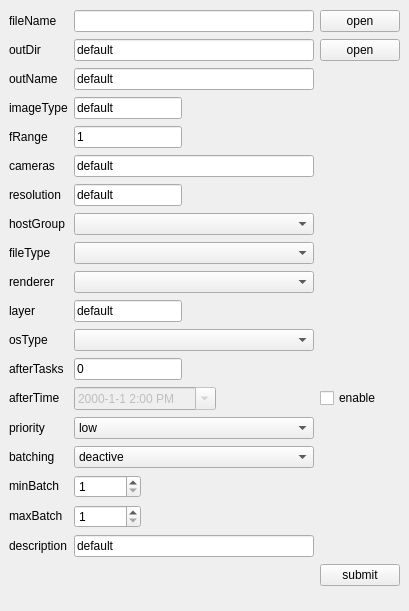
Before: the Qt Designer form rbhusUI/lib/rbhusSubmitMod.ui in aumanimationstudios/rbhus, drawn with Qt 5.
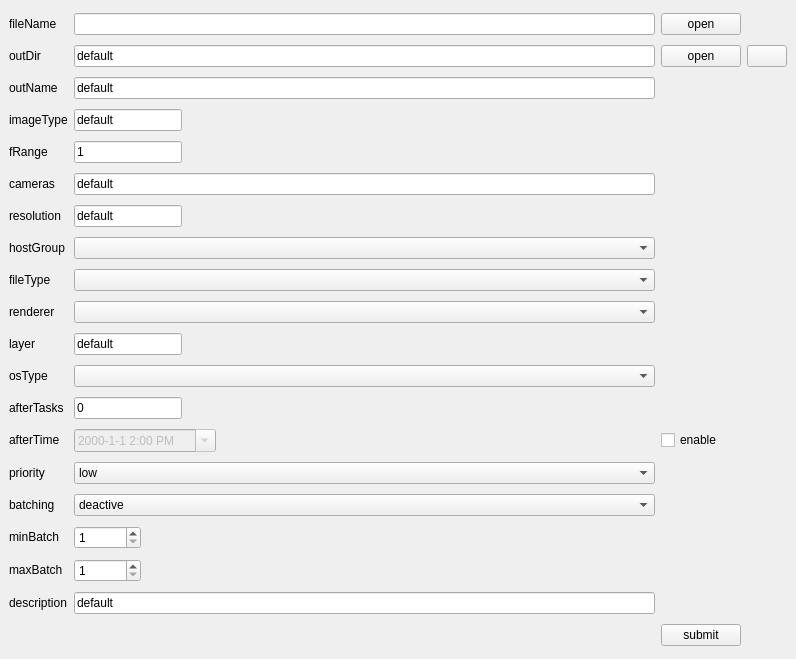
After: the same form once the commit is applied.

```diff
--- a/rbhusUI/lib/rbhusSubmitMod.ui
+++ b/rbhusUI/lib/rbhusSubmitMod.ui
@@ -6,8 +6,8 @@
    <rect>
     <x>0</x>
     <y>0</y>
-    <width>409</width>
-    <height>611</height>
+    <width>796</width>
+    <height>659</height>
    </rect>
   </property>
   <property name="windowTitle">
@@ -15,7 +15,97 @@
   </property>
   <widget class="QWidget" name="centralwidget">
    <layout class="QGridLayout" name="gridLayout">
+    <item row="15" column="1">
+     <widget class="QDateTimeEdit" name="afterTimeEdit">
+      <property name="enabled">
+       <bool>false</bool>
+      </property>
+      <property name="sizePolicy">
+       <sizepolicy hsizetype="Fixed" vsizetype="Fixed">
+        <horstretch>0</horstretch>
+        <verstretch>0</verstretch>
+       </sizepolicy>
+      </property>
+      <property name="time">
+       <time>
+        <hour>14</hour>
+        <minute>0</minute>
+        <second>0</second>
+       </time>
+      </property>
+      <property name="currentSection">
+       <enum>QDateTimeEdit::YearSection</enum>
+      </property>
+      <property name="displayFormat">
+       <string>yyyy-M-d h:mm A</string>
+      </property>
+      <property name="calendarPopup">
+       <bool>true</bool>
+      </property>
+     </widget>
+    </item>
+    <item row="0" column="1">
+     <widget class="QLineEdit" name="lineEditFileName">
+      <property name="sizePolicy">
+       <sizepolicy hsizetype="MinimumExpanding" vsizetype="Fixed">
+        <horstretch>0</horstretch>
+        <verstretch>0</verstretch>
+       </sizepolicy>
+      </property>
+      <property name="toolTip">
+       <string/>
+      </property>
+      <property name="whatsThis">
+       <string>comma seperated list of files to render</string>
+      </property>
+      <property name="dragEnabled">
+       <bool>true</bool>
+      </property>
+     </widget>
+    </item>
+    <item row="19" column="1">
+     <widget class="QSpinBox" name="spinMinBatch">
+      <property name="sizePolicy">
+       <sizepolicy hsizetype="Maximum" vsizetype="Fixed">
+        <horstretch>0</horstretch>
+        <verstretch>0</verstretch>
+       </sizepolicy>
+      </property>
+      <property name="minimum">
+       <number>1</number>
+      </property>
+      <property name="maximum">
+       <number>999999999</number>
+      </property>
+     </widget>
+    </item>
+    <item row="1" column="0">
+     <widget class="QLabel" name="labelOutDir">
+      <property name="sizePolicy">
+       <sizepolicy hsizetype="Maximum" vsizetype="Fixed">
+        <horstretch>0</horstretch>
+        <verstretch>0</verstretch>
+       </sizepolicy>
+      </property>
+      <property name="text">
+       <string>outDir</string>
+      </property>
+     </widget>
+    </item>
     <item row="12" column="0">
+     <widget class="QLabel" name="labelLayer">
+      <property name="sizePolicy">
+       <sizepolicy hsizetype="Maximum" vsizetype="Fixed">
+        <horstretch>0</horstretch>
+        <verstretch>0</verstretch>
+       </sizepolicy>
+      </property>
+      <property name="text">
+       <string>layer</string>
+      </property>
+     </widget>
+    </item>
+    <item row="13" column="0">
      <widget class="QLabel" name="labelOsType">
       <property name="sizePolicy">
        <sizepolicy hsizetype="Maximum" vsizetype="Fixed">
@@ -28,33 +118,18 @@
       </property>
      </widget>
     </item>
-    <item row="15" column="1">
-     <widget class="QComboBox" name="comboPrio">
+    <item row="13" column="1">
+     <widget class="QComboBox" name="comboOsType">
       <property name="sizePolicy">
        <sizepolicy hsizetype="MinimumExpanding" vsizetype="Fixed">
         <horstretch>0</horstretch>
         <verstretch>0</verstretch>
        </sizepolicy>
       </property>
-      <item>
-       <property name="text">
-        <string>low</string>
-       </property>
-      </item>
-      <item>
-       <property name="text">
-        <string>normal</string>
-       </property>
-      </item>
-      <item>
-       <property name="text">
-        <string>high</string>
-       </property>
-      </item>
      </widget>
     </item>
-    <item row="18" column="0">
-     <widget class="QLabel" name="labelMinBatch">
+    <item row="21" column="0">
+     <widget class="QLabel" name="labelDescription">
       <property name="sizePolicy">
        <sizepolicy hsizetype="Maximum" vsizetype="Fixed">
         <horstretch>0</horstretch>
@@ -62,11 +137,56 @@
        </sizepolicy>
       </property>
       <property name="text">
-       <string>minBatch</string>
+       <string>description</string>
       </property>
      </widget>
     </item>
-    <item row="3" column="0">
+    <item row="21" column="1">
+     <widget class="QLineEdit" name="lineEditDescription">
+      <property name="sizePolicy">
+       <sizepolicy hsizetype="MinimumExpanding" vsizetype="Fixed">
+        <horstretch>0</horstretch>
+        <verstretch>0</verstretch>
+       </sizepolicy>
+      </property>
+      <property name="text">
+       <string>default</string>
+      </property>
+      <property name="dragEnabled">
+       <bool>true</bool>
+      </property>
+     </widget>
+    </item>
+    <item row="6" column="1">
+     <widget class="QLineEdit" name="lineEditCameras">
+      <property name="sizePolicy">
+       <sizepolicy hsizetype="MinimumExpanding" vsizetype="Fixed">
+        <horstretch>0</horstretch>
+        <verstretch>0</verstretch>
+       </sizepolicy>
+      </property>
+      <property name="toolTip">
+       <string>comma seperated list of cameras to render</string>
+      </property>
+      <property name="text">
+       <string>default</string>
+      </property>
+     </widget>
+    </item>
+    <item row="15" column="0">
+     <widget class="QLabel" name="labelAfterTime">
+      <property name="sizePolicy">
+       <sizepolicy hsizetype="Maximum" vsizetype="Fixed">
+        <horstretch>0</horstretch>
+        <verstretch>0</verstretch>
+       </sizepolicy>
+      </property>
+      <property name="text">
+       <string>afterTime </string>
+      </property>
+     </widget>
+    </item>
+    <item row="4" column="0">
      <widget class="QLabel" name="labelImageType">
       <property name="sizePolicy">
        <sizepolicy hsizetype="Maximum" vsizetype="Fixed">
@@ -79,8 +199,8 @@
       </property>
      </widget>
     </item>
-    <item row="2" column="0">
-     <widget class="QLabel" name="labelImageName">
+    <item row="1" column="4">
+     <widget class="QPushButton" name="autoOutDir">
       <property name="sizePolicy">
        <sizepolicy hsizetype="Maximum" vsizetype="Fixed">
         <horstretch>0</horstretch>
@@ -88,11 +208,33 @@
        </sizepolicy>
       </property>
       <property name="text">
-       <string>outName</string>
+       <string/>
       </property>
+      <property name="iconSize">
+       <size>
+        <width>12</width>
+        <height>12</height>
+       </size>
+      </property>
      </widget>
     </item>
-    <item row="19" column="0">
+    <item row="12" column="1">
+     <widget class="QLineEdit" name="lineEditLayer">
+      <property name="sizePolicy">
+       <sizepolicy hsizetype="Maximum" vsizetype="Fixed">
+        <horstretch>0</horstretch>
+        <verstretch>0</verstretch>
+       </sizepolicy>
+      </property>
+      <property name="toolTip">
+       <string/>
+      </property>
+      <property name="text">
+       <string>default</string>
+      </property>
+     </widget>
+    </item>
+    <item row="20" column="0">
      <widget class="QLabel" name="labelMaxBatch">
       <property name="sizePolicy">
        <sizepolicy hsizetype="Maximum" vsizetype="Fixed">
@@ -105,8 +247,8 @@
       </property>
      </widget>
     </item>
-    <item row="11" column="0">
-     <widget class="QLabel" name="labelLayer">
+    <item row="7" column="1">
+     <widget class="QLineEdit" name="lineEditResolution">
       <property name="sizePolicy">
        <sizepolicy hsizetype="Maximum" vsizetype="Fixed">
         <horstretch>0</horstretch>
@@ -114,60 +256,133 @@
        </sizepolicy>
       </property>
       <property name="text">
-       <string>layer</string>
+       <string>default</string>
+      </property>
+     </widget>
+    </item>
+    <item row="8" column="1">
+     <widget class="QComboBox" name="comboHostGroup">
+      <property name="sizePolicy">
+       <sizepolicy hsizetype="Expanding" vsizetype="Fixed">
+        <horstretch>0</horstretch>
+        <verstretch>0</verstretch>
+       </sizepolicy>
+      </property>
+     </widget>
+    </item>
+    <item row="15" column="2">
+     <widget class="QCheckBox" name="checkAfterTime">
+      <property name="sizePolicy">
+       <sizepolicy hsizetype="Maximum" vsizetype="Fixed">
+        <horstretch>0</horstretch>
+        <verstretch>0</verstretch>
+       </sizepolicy>
+      </property>
+      <property name="text">
+       <string>enable</string>
+      </property>
+     </widget>
+    </item>
+    <item row="16" column="0">
+     <widget class="QLabel" name="labelPrio">
+      <property name="sizePolicy">
+       <sizepolicy hsizetype="Maximum" vsizetype="Fixed">
+        <horstretch>0</horstretch>
+        <verstretch>0</verstretch>
+       </sizepolicy>
+      </property>
+      <property name="text">
+       <string>priority</string>
+      </property>
+     </widget>
+    </item>
+    <item row="3" column="0">
+     <widget class="QLabel" name="labelImageName">
+      <property name="sizePolicy">
+       <sizepolicy hsizetype="Maximum" vsizetype="Fixed">
+        <horstretch>0</horstretch>
+        <verstretch>0</verstretch>
+       </sizepolicy>
+      </property>
+      <property name="text">
+       <string>outName</string>
+      </property>
+     </widget>
+    </item>
+    <item row="9" column="0">
+     <widget class="QLabel" name="labeFileType">
+      <property name="sizePolicy">
+       <sizepolicy hsizetype="Maximum" vsizetype="Fixed">
+        <horstretch>0</horstretch>
+        <verstretch>0</verstretch>
+       </sizepolicy>
+      </property>
+      <property name="text">
+       <string>fileType</string>
+      </property>
+     </widget>
+    </item>
+    <item row="14" column="1">
+     <widget class="QLineEdit" name="lineEditAfterTask">
+      <property name="sizePolicy">
+       <sizepolicy hsizetype="Maximum" vsizetype="Fixed">
+        <horstretch>0</horstretch>
+        <verstretch>0</verstretch>
+       </sizepolicy>
+      </property>
+      <property name="text">
+       <string>0</string>
       </property>
      </widget>
     </item>
     <item row="0" column="2">
      <widget class="QPushButton" name="pushFileName">
       <property name="sizePolicy">
-       <sizepolicy hsizetype="Minimum" vsizetype="Fixed">
-        <horstretch>0</horstretch>
-        <verstretch>0</verstretch>
-       </sizepolicy>
-      </property>
-      <property name="text">
-       <string>open</string>
-      </property>
-     </widget>
-    </item>
-    <item row="9" column="0">
-     <widget class="QLabel" name="labeRenderer">
-      <property name="sizePolicy">
        <sizepolicy hsizetype="Maximum" vsizetype="Fixed">
         <horstretch>0</horstretch>
         <verstretch>0</verstretch>
        </sizepolicy>
       </property>
       <property name="text">
-       <string>renderer</string>
-      </property>
-     </widget>
-    </item>
-    <item row="1" column="1">
-     <widget class="QLineEdit" name="lineEditOutDir">
-      <property name="sizePolicy">
-       <sizepolicy hsizetype="MinimumExpanding" vsizetype="Fixed">
-        <horstretch>0</horstretch>
-        <verstretch>0</verstretch>
-       </sizepolicy>
-      </property>
-      <property name="toolTip">
-       <string/>
-      </property>
-      <property name="whatsThis">
-       <string>output directory to dump files</string>
-      </property>
-      <property name="text">
-       <string>default</string>
-      </property>
-      <property name="dragEnabled">
-       <bool>true</bool>
+       <string>open</string>
       </property>
      </widget>
     </item>
     <item row="18" column="1">
-     <widget class="QSpinBox" name="spinMinBatch">
+     <widget class="QComboBox" name="comboBatching">
+      <property name="sizePolicy">
+       <sizepolicy hsizetype="MinimumExpanding" vsizetype="Fixed">
+        <horstretch>0</horstretch>
+        <verstretch>0</verstretch>
+       </sizepolicy>
+      </property>
+      <item>
+       <property name="text">
+        <string>deactive</string>
+       </property>
+      </item>
+      <item>
+       <property name="text">
+        <string>active</string>
+       </property>
+      </item>
+     </widget>
+    </item>
+    <item row="19" column="0">
+     <widget class="QLabel" name="labelMinBatch">
+      <property name="sizePolicy">
+       <sizepolicy hsizetype="Maximum" vsizetype="Fixed">
+        <horstretch>0</horstretch>
+        <verstretch>0</verstretch>
+       </sizepolicy>
+      </property>
+      <property name="text">
+       <string>minBatch</string>
+      </property>
+     </widget>
+    </item>
+    <item row="20" column="1">
+     <widget class="QSpinBox" name="spinMaxBatch">
       <property name="sizePolicy">
        <sizepolicy hsizetype="Maximum" vsizetype="Fixed">
         <horstretch>0</horstretch>
@@ -182,8 +397,30 @@
       </property>
      </widget>
     </item>
-    <item row="20" column="0">
-     <widget class="QLabel" name="labelDescription">
+    <item row="3" column="1">
+     <widget class="QLineEdit" name="lineEditOutName">
+      <property name="sizePolicy">
+       <sizepolicy hsizetype="MinimumExpanding" vsizetype="Fixed">
+        <horstretch>0</horstretch>
+        <verstretch>0</verstretch>
+       </sizepolicy>
+      </property>
+      <property name="toolTip">
+       <string>name of the image file. eg: wtf.png</string>
+      </property>
+      <property name="whatsThis">
+       <string>&lt;html&gt;&lt;head/&gt;&lt;body&gt;&lt;p&gt;name of the image file. eg: &lt;span style=&quot; font-weight:600;&quot;&gt;wtfigo.png&lt;/span&gt;&lt;/p&gt;&lt;/body&gt;&lt;/html&gt;</string>
+      </property>
+      <property name="text">
+       <string>default</string>
+      </property>
+      <property name="dragEnabled">
+       <bool>true</bool>
+      </property>
+     </widget>
+    </item>
+    <item row="5" column="0">
+     <widget class="QLabel" name="labelFrange">
       <property name="sizePolicy">
        <sizepolicy hsizetype="Maximum" vsizetype="Fixed">
         <horstretch>0</horstretch>
@@ -191,12 +428,12 @@
        </sizepolicy>
       </property>
       <property name="text">
-       <string>description</string>
+       <string>fRange     </string>
       </property>
      </widget>
     </item>
     <item row="7" column="0">
-     <widget class="QLabel" name="labelHostGroup">
+     <widget class="QLabel" name="labelResolution">
       <property name="sizePolicy">
        <sizepolicy hsizetype="Maximum" vsizetype="Fixed">
         <horstretch>0</horstretch>
@@ -204,24 +441,11 @@
        </sizepolicy>
       </property>
       <property name="text">
-       <string>hostGroup</string>
+       <string>resolution</string>
       </property>
      </widget>
     </item>
-    <item row="1" column="0">
-     <widget class="QLabel" name="labelOutDir">
-      <property name="sizePolicy">
-       <sizepolicy hsizetype="Maximum" vsizetype="Fixed">
-        <horstretch>0</horstretch>
-        <verstretch>0</verstretch>
-       </sizepolicy>
-      </property>
-      <property name="text">
-       <string>outDir</string>
-      </property>
-     </widget>
-    </item>
-    <item row="21" column="1">
+    <item row="22" column="1">
      <spacer name="horizontalSpacer">
       <property name="orientation">
        <enum>Qt::Horizontal</enum>
@@ -234,7 +458,116 @@
       </property>
      </spacer>
     </item>
-    <item row="13" column="0">
+    <item row="22" column="2">
+     <widget class="QPushButton" name="pushSubmit">
+      <property name="sizePolicy">
+       <sizepolicy hsizetype="Maximum" vsizetype="Fixed">
+        <horstretch>0</horstretch>
+        <verstretch>0</verstretch>
+       </sizepolicy>
+      </property>
+      <property name="text">
+       <string>submit</string>
+      </property>
+     </widget>
+    </item>
+    <item row="1" column="1">
+     <widget class="QLineEdit" name="lineEditOutDir">
+      <property name="sizePolicy">
+       <sizepolicy hsizetype="MinimumExpanding" vsizetype="Fixed">
+        <horstretch>0</horstretch>
+        <verstretch>0</verstretch>
+       </sizepolicy>
+      </property>
+      <property name="toolTip">
+       <string/>
+      </property>
+      <property name="whatsThis">
+       <string>output directory to dump files</string>
+      </property>
+      <property name="text">
+       <string>default</string>
+      </property>
+      <property name="dragEnabled">
+       <bool>true</bool>
+      </property>
+     </widget>
+    </item>
+    <item row="6" column="0">
+     <widget class="QLabel" name="labelCamera">
+      <property name="sizePolicy">
+       <sizepolicy hsizetype="Maximum" vsizetype="Fixed">
+        <horstretch>0</horstretch>
+        <verstretch>0</verstretch>
+       </sizepolicy>
+      </property>
+      <property name="text">
+       <string>cameras</string>
+      </property>
+     </widget>
+    </item>
+    <item row="16" column="1">
+     <widget class="QComboBox" name="comboPrio">
+      <property name="sizePolicy">
+       <sizepolicy hsizetype="MinimumExpanding" vsizetype="Fixed">
+        <horstretch>0</horstretch>
+        <verstretch>0</verstretch>
+       </sizepolicy>
+      </property>
+      <item>
+       <property name="text">
+        <string>low</string>
+       </property>
+      </item>
+      <item>
+       <property name="text">
+        <string>normal</string>
+       </property>
+      </item>
+      <item>
+       <property name="text">
+        <string>high</string>
+       </property>
+      </item>
+     </widget>
+    </item>
+    <item row="18" column="0">
+     <widget class="QLabel" name="labelBatching">
+      <property name="sizePolicy">
+       <sizepolicy hsizetype="Maximum" vsizetype="Fixed">
+        <horstretch>0</horstretch>
+        <verstretch>0</verstretch>
+       </sizepolicy>
+      </property>
+      <property name="text">
+       <string>batching</string>
+      </property>
+     </widget>
+    </item>
+    <item row="10" column="1">
+     <widget class="QComboBox" name="comboRenderer">
+      <property name="sizePolicy">
+       <sizepolicy hsizetype="Expanding" vsizetype="Fixed">
+        <horstretch>0</horstretch>
+        <verstretch>0</verstretch>
+       </sizepolicy>
+      </property>
+     </widget>
+    </item>
+    <item row="10" column="0">
+     <widget class="QLabel" name="labeRenderer">
+      <property name="sizePolicy">
+       <sizepolicy hsizetype="Maximum" vsizetype="Fixed">
+        <horstretch>0</horstretch>
+        <verstretch>0</verstretch>
+       </sizepolicy>
+      </property>
+      <property name="text">
+       <string>renderer</string>
+      </property>
+     </widget>
+    </item>
+    <item row="14" column="0">
      <widget class="QLabel" name="labelAfterTask">
       <property name="sizePolicy">
        <sizepolicy hsizetype="Maximum" vsizetype="Fixed">
@@ -247,224 +580,7 @@
       </property>
      </widget>
     </item>
-    <item row="11" column="1">
-     <widget class="QLineEdit" name="lineEditLayer">
-      <property name="sizePolicy">
-       <sizepolicy hsizetype="Maximum" vsizetype="Fixed">
-        <horstretch>0</horstretch>
-        <verstretch>0</verstretch>
-       </sizepolicy>
-      </property>
-      <property name="toolTip">
-       <string/>
-      </property>
-      <property name="text">
-       <string>default</string>
-      </property>
-     </widget>
-    </item>
-    <item row="17" column="1">
-     <widget class="QComboBox" name="comboBatching">
-      <property name="sizePolicy">
-       <sizepolicy hsizetype="MinimumExpanding" vsizetype="Fixed">
-        <horstretch>0</horstretch>
-        <verstretch>0</verstretch>
-       </sizepolicy>
-      </property>
-      <item>
-       <property name="text">
-        <string>deactive</string>
-       </property>
-      </item>
-      <item>
-       <property name="text">
-        <string>active</string>
-       </property>
-      </item>
-     </widget>
-    </item>
-    <item row="19" column="1">
-     <widget class="QSpinBox" name="spinMaxBatch">
-      <property name="sizePolicy">
-       <sizepolicy hsizetype="Maximum" vsizetype="Fixed">
-        <horstretch>0</horstretch>
-        <verstretch>0</verstretch>
-       </sizepolicy>
-      </property>
-      <property name="minimum">
-       <number>1</number>
-      </property>
-      <property name="maximum">
-       <number>999999999</number>
-      </property>
-     </widget>
-    </item>
-    <item row="3" column="1">
-     <widget class="QLineEdit" name="lineEditImageType">
-      <property name="sizePolicy">
-       <sizepolicy hsizetype="Maximum" vsizetype="Fixed">
-        <horstretch>0</horstretch>
-        <verstretch>0</verstretch>
-       </sizepolicy>
-      </property>
-      <property name="toolTip">
-       <string/>
-      </property>
-      <property name="whatsThis">
-       <string>&lt;html&gt;&lt;head/&gt;&lt;body&gt;&lt;p&gt;type of image. &lt;/p&gt;&lt;p&gt;eg: PNG, MULTIEXR etc . &lt;/p&gt;&lt;p&gt;&lt;span style=&quot; font-style:italic; text-decoration: underline;&quot;&gt;note : image type depends on the command line interface of the program&lt;/span&gt;&lt;/p&gt;&lt;/body&gt;&lt;/html&gt;</string>
-      </property>
-      <property name="text">
-       <string>default</string>
-      </property>
-     </widget>
-    </item>
-    <item row="0" column="0">
-     <widget class="QLabel" name="labelFileName">
-      <property name="sizePolicy">
-       <sizepolicy hsizetype="Maximum" vsizetype="Fixed">
-        <horstretch>0</horstretch>
-        <verstretch>0</verstretch>
-       </sizepolicy>
-      </property>
-      <property name="text">
-       <string>fileName</string>
-      </property>
-     </widget>
-    </item>
-    <item row="9" column="1">
-     <widget class="QComboBox" name="comboRenderer">
-      <property name="sizePolicy">
-       <sizepolicy hsizetype="Expanding" vsizetype="Fixed">
-        <horstretch>0</horstretch>
-        <verstretch>0</verstretch>
-       </sizepolicy>
-      </property>
-     </widget>
-    </item>
     <item row="5" column="1">
-     <widget class="QLineEdit" name="lineEditCameras">
-      <property name="sizePolicy">
-       <sizepolicy hsizetype="MinimumExpanding" vsizetype="Fixed">
-        <horstretch>0</horstretch>
-        <verstretch>0</verstretch>
-       </sizepolicy>
-      </property>
-      <property name="toolTip">
-       <string>comma seperated list of cameras to render</string>
-      </property>
-      <property name="text">
-       <string>default</string>
-      </property>
-     </widget>
-    </item>
-    <item row="8" column="0">
-     <widget class="QLabel" name="labeFileType">
-      <property name="sizePolicy">
-       <sizepolicy hsizetype="Maximum" vsizetype="Fixed">
-        <horstretch>0</horstretch>
-        <verstretch>0</verstretch>
-       </sizepolicy>
-      </property>
-      <property name="text">
-       <string>fileType</string>
-      </property>
-     </widget>
-    </item>
-    <item row="7" column="1">
-     <widget class="QComboBox" name="comboHostGroup">
-      <property name="sizePolicy">
-       <sizepolicy hsizetype="Expanding" vsizetype="Fixed">
-        <horstretch>0</horstretch>
-        <verstretch>0</verstretch>
-       </sizepolicy>
-      </property>
-     </widget>
-    </item>
-    <item row="13" column="1">
-     <widget class="QLineEdit" name="lineEditAfterTask">
-      <property name="sizePolicy">
-       <sizepolicy hsizetype="Maximum" vsizetype="Fixed">
-        <horstretch>0</horstretch>
-        <verstretch>0</verstretch>
-       </sizepolicy>
-      </property>
-      <property name="text">
-       <string>0</string>
-      </property>
-     </widget>
-    </item>
-    <item row="8" column="1">
-     <widget class="QComboBox" name="comboFileType">
-      <property name="sizePolicy">
-       <sizepolicy hsizetype="Expanding" vsizetype="Fixed">
-        <horstretch>0</horstretch>
-        <verstretch>0</verstretch>
-       </sizepolicy>
-      </property>
-     </widget>
-    </item>
-    <item row="6" column="1">
-     <widget class="QLineEdit" name="lineEditResolution">
-      <property name="sizePolicy">
-       <sizepolicy hsizetype="Maximum" vsizetype="Fixed">
-        <horstretch>0</horstretch>
-        <verstretch>0</verstretch>
-       </sizepolicy>
-      </property>
-      <property name="toolTip">
-       <string>resolution of the output</string>
-      </property>
-      <property name="text">
-       <string>default</string>
-      </property>
-     </widget>
-    </item>
-    <item row="6" column="0">
-     <widget class="QLabel" name="labelResolution">
-      <property name="sizePolicy">
-       <sizepolicy hsizetype="Maximum" vsizetype="Fixed">
-        <horstretch>0</horstretch>
-        <verstretch>0</verstretch>
-       </sizepolicy>
-      </property>
-      <property name="text">
-       <string>resolution</string>
-      </property>
-     </widget>
-    </item>
-    <item row="0" column="1">
-     <widget class="QLineEdit" name="lineEditFileName">
-      <property name="sizePolicy">
-       <sizepolicy hsizetype="MinimumExpanding" vsizetype="Fixed">
-        <horstretch>0</horstretch>
-        <verstretch>0</verstretch>
-       </sizepolicy>
-      </property>
-      <property name="toolTip">
-       <string/>
-      </property>
-      <property name="whatsThis">
-       <string>comma seperated list of files to render</string>
-      </property>
-      <property name="dragEnabled">
-       <bool>true</bool>
-      </property>
-     </widget>
-    </item>
-    <item row="4" column="0">
-     <widget class="QLabel" name="labelFrange">
-      <property name="sizePolicy">
-       <sizepolicy hsizetype="Maximum" vsizetype="Fixed">
-        <horstretch>0</horstretch>
-        <verstretch>0</verstretch>
-       </sizepolicy>
-      </property>
-      <property name="text">
-       <string>fRange     </string>
-      </property>
-     </widget>
-    </item>
-    <item row="4" column="1">
      <widget class="QLineEdit" name="lineEditFrange">
       <property name="sizePolicy">
        <sizepolicy hsizetype="Maximum" vsizetype="Fixed">
@@ -483,165 +599,65 @@
       </property>
      </widget>
     </item>
-    <item row="5" column="0">
-     <widget class="QLabel" name="labelCamera">
+    <item row="9" column="1">
+     <widget class="QComboBox" name="comboFileType">
       <property name="sizePolicy">
+       <sizepolicy hsizetype="Expanding" vsizetype="Fixed">
+        <horstretch>0</horstretch>
+        <verstretch>0</verstretch>
+       </sizepolicy>
+      </property>
+     </widget>
+    </item>
+    <item row="8" column="0">
+     <widget class="QLabel" name="labelHostGroup">
+      <property name="sizePolicy">
        <sizepolicy hsizetype="Maximum" vsizetype="Fixed">
         <horstretch>0</horstretch>
         <verstretch>0</verstretch>
        </sizepolicy>
       </property>
       <property name="text">
-       <string>cameras</string>
+       <string>hostGroup</string>
       </property>
      </widget>
     </item>
-    <item row="21" column="2">
-     <widget class="QPushButton" name="pushSubmit">
+    <item row="0" column="0">
+     <widget class="QLabel" name="labelFileName">
       <property name="sizePolicy">
-       <sizepolicy hsizetype="Fixed" vsizetype="Fixed">
+       <sizepolicy hsizetype="Maximum" vsizetype="Fixed">
         <horstretch>0</horstretch>
         <verstretch>0</verstretch>
        </sizepolicy>
       </property>
       <property name="text">
-       <string>submit</string>
+       <string>fileName</string>
       </property>
      </widget>
     </item>
-    <item row="20" column="1">
-     <widget class="QLineEdit" name="lineEditDescription">
+    <item row="4" column="1">
+     <widget class="QLineEdit" name="lineEditImageType">
       <property name="sizePolicy">
-       <sizepolicy hsizetype="MinimumExpanding" vsizetype="Fixed">
+       <sizepolicy hsizetype="Maximum" vsizetype="Fixed">
         <horstretch>0</horstretch>
         <verstretch>0</verstretch>
        </sizepolicy>
       </property>
       <property name="text">
        <string>default</string>
-      </property>
-      <property name="dragEnabled">
-       <bool>true</bool>
-      </property>
-     </widget>
-    </item>
-    <item row="12" column="1">
-     <widget class="QComboBox" name="comboOsType">
-      <property name="sizePolicy">
-       <sizepolicy hsizetype="MinimumExpanding" vsizetype="Fixed">
-        <horstretch>0</horstretch>
-        <verstretch>0</verstretch>
-       </sizepolicy>
-      </property>
-     </widget>
-    </item>
-    <item row="17" column="0">
-     <widget class="QLabel" name="labelBatching">
-      <property name="sizePolicy">
-       <sizepolicy hsizetype="Maximum" vsizetype="Fixed">
-        <horstretch>0</horstretch>
-        <verstretch>0</verstretch>
-       </sizepolicy>
-      </property>
-      <property name="text">
-       <string>batching</string>
-      </property>
-     </widget>
-    </item>
-    <item row="15" column="0">
-     <widget class="QLabel" name="labelPrio">
-      <property name="sizePolicy">
-       <sizepolicy hsizetype="Maximum" vsizetype="Fixed">
-        <horstretch>0</horstretch>
-        <verstretch>0</verstretch>
-       </sizepolicy>
-      </property>
-      <property name="text">
-       <string>priority</string>
       </property>
      </widget>
     </item>
     <item row="1" column="2">
      <widget class="QPushButton" name="pushOutDir">
       <property name="sizePolicy">
-       <sizepolicy hsizetype="Minimum" vsizetype="Fixed">
-        <horstretch>0</horstretch>
-        <verstretch>0</verstretch>
-       </sizepolicy>
-      </property>
-      <property name="text">
-       <string>open</string>
-      </property>
-     </widget>
-    </item>
-    <item row="2" column="1">
-     <widget class="QLineEdit" name="lineEditOutName">
-      <property name="sizePolicy">
-       <sizepolicy hsizetype="MinimumExpanding" vsizetype="Fixed">
-        <horstretch>0</horstretch>
-        <verstretch>0</verstretch>
-       </sizepolicy>
-      </property>
-      <property name="toolTip">
-       <string>name of the image file. eg: wtf.png</string>
-      </property>
-      <property name="whatsThis">
-       <string>&lt;html&gt;&lt;head/&gt;&lt;body&gt;&lt;p&gt;name of the image file. eg: &lt;span style=&quot; font-weight:600;&quot;&gt;wtfigo.png&lt;/span&gt;&lt;/p&gt;&lt;/body&gt;&lt;/html&gt;</string>
-      </property>
-      <property name="text">
-       <string>default</string>
-      </property>
-      <property name="dragEnabled">
-       <bool>true</bool>
-      </property>
-     </widget>
-    </item>
-    <item row="14" column="0">
-     <widget class="QLabel" name="labelAfterTime">
-      <property name="sizePolicy">
        <sizepolicy hsizetype="Maximum" vsizetype="Fixed">
         <horstretch>0</horstretch>
         <verstretch>0</verstretch>
        </sizepolicy>
       </property>
       <property name="text">
-       <string>afterTime </string>
-      </property>
-     </widget>
-    </item>
-    <item row="14" column="1">
-     <widget class="QDateTimeEdit" name="afterTimeEdit">
-      <property name="enabled">
-       <bool>false</bool>
-      </property>
-      <property name="sizePolicy">
-       <sizepolicy hsizetype="Fixed" vsizetype="Fixed">
-        <horstretch>0</horstretch>
-        <verstretch>0</verstretch>
-       </sizepolicy>
-      </property>
-      <property name="time">
-       <time>
-        <hour>14</hour>
-        <minute>0</minute>
-        <second>0</second>
-       </time>
-      </property>
-      <property name="currentSection">
-       <enum>QDateTimeEdit::YearSection</enum>
-      </property>
-      <property name="displayFormat">
-       <string>yyyy-M-d h:mm A</string>
-      </property>
-      <property name="calendarPopup">
-       <bool>true</bool>
-      </property>
-     </widget>
-    </item>
-    <item row="14" column="2">
-     <widget class="QCheckBox" name="checkAfterTime">
-      <property name="text">
-       <string>enable</string>
+       <string>open</string>
       </property>
      </widget>
     </item>
```
Left out of the diff: 13 changed lines with no effect on the pictures.
